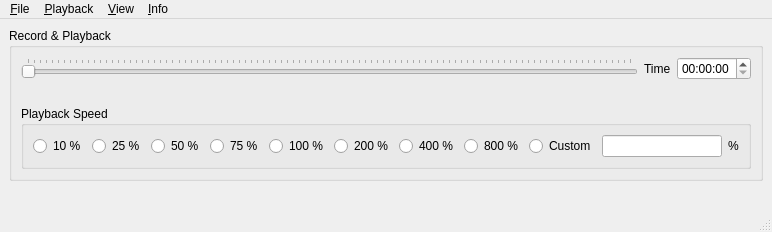
First picture: the form in src/UserInterface/src/MainWindow.ui, repository till213/SkyDolly, before the edit.
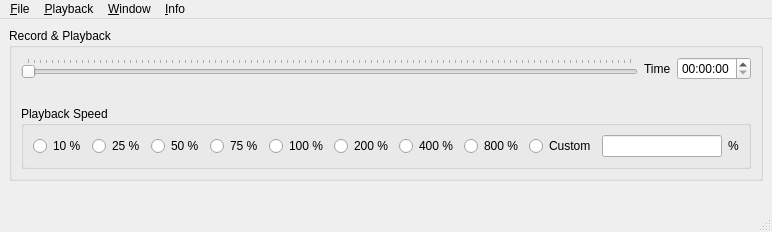
Second picture: the form after the edit.

Commit message: Add window stay on top option

Diff of the .ui file:
```diff
--- a/src/UserInterface/src/MainWindow.ui
+++ b/src/UserInterface/src/MainWindow.ui
@@ -234,7 +234,7 @@
    </widget>
    <widget class="QMenu" name="menu_View">
     <property name="title">
-     <string>&amp;View</string>
+     <string>&amp;Window</string>
     </property>
     <addaction name="showSimulationVariablesAction"/>
    </widget>
```
Left out of the diff: 10 changed lines with no effect on the pictures. The commit also changes 5 other files.
